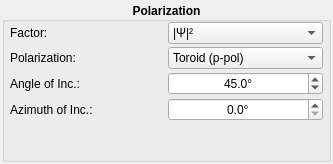
Before: the Qt Designer form kmap/ui/polarization.ui in brands-d/kMap, drawn with Qt 5.
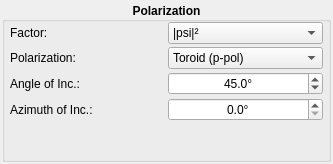
After: the same form once the commit is applied.

```diff
--- a/kmap/ui/polarization.ui
+++ b/kmap/ui/polarization.ui
@@ -243,6 +243,9 @@
           <bold>false</bold>
          </font>
         </property>
+        <property name="currentText">
+         <string>|psi|²</string>
+        </property>
         <property name="currentIndex">
          <number>0</number>
         </property>
@@ -254,7 +257,7 @@
         </property>
         <item>
          <property name="text">
-          <string>|Ψ|²</string>
+          <string>|psi|²</string>
          </property>
         </item>
         <item>
```
Left out of the diff: 2 changed lines with no effect on the pictures.
